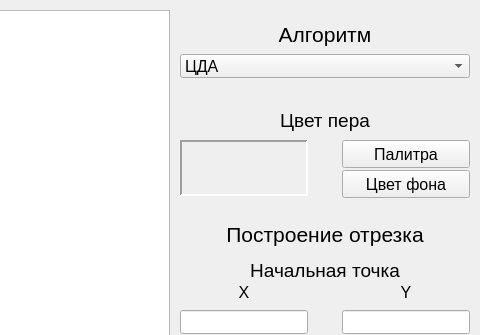
This is antsor/lab_03/mainwindow.ui in SGCube/IU7-Computer-Graphics as Qt 5 draws it before an edit; both pictures show x 480 to 960 and y 0 to 335 of the 960 by 720 pixel window. The edited form follows.
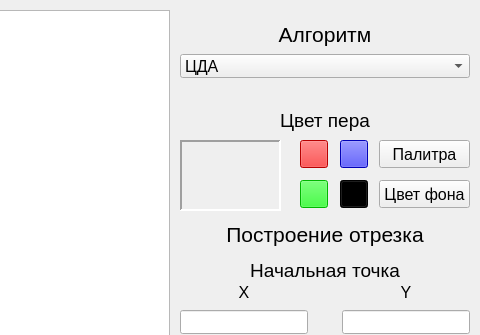
This is the edited form.

What changed in the file:
```diff
--- a/antsor/lab_03/mainwindow.ui
+++ b/antsor/lab_03/mainwindow.ui
@@ -162,8 +162,8 @@
      <rect>
       <x>660</x>
       <y>140</y>
-      <width>128</width>
-      <height>56</height>
+      <width>101</width>
+      <height>71</height>
      </rect>
     </property>
     <property name="frameShape">
@@ -185,9 +185,9 @@
    <widget class="QPushButton" name="palletteBtn">
     <property name="geometry">
      <rect>
-      <x>822</x>
+      <x>859</x>
       <y>140</y>
-      <width>128</width>
+      <width>91</width>
       <height>28</height>
      </rect>
     </property>
@@ -203,9 +203,9 @@
    <widget class="QPushButton" name="bgcolBtn">
     <property name="geometry">
      <rect>
-      <x>822</x>
-      <y>170</y>
-      <width>128</width>
+      <x>859</x>
+      <y>180</y>
+      <width>91</width>
       <height>28</height>
      </rect>
     </property>
@@ -562,6 +562,94 @@
      <string>Построить</string>
     </property>
    </widget>
+   <widget class="QPushButton" name="redBtn">
+    <property name="geometry">
+     <rect>
+      <x>780</x>
+      <y>140</y>
+      <width>28</width>
+      <height>28</height>
+     </rect>
+    </property>
+    <property name="font">
+     <font>
+      <pointsize>12</pointsize>
+     </font>
+    </property>
+    <property name="styleSheet">
+     <string notr="true">background-color: rgb(255, 0, 0);
+selection-background-color: rgb(255, 0, 0);</string>
+    </property>
+    <property name="text">
+     <string/>
+    </property>
+   </widget>
+   <widget class="QPushButton" name="blueBtn">
+    <property name="geometry">
+     <rect>
+      <x>820</x>
+      <y>140</y>
+      <width>28</width>
+      <height>28</height>
+     </rect>
+    </property>
+    <property name="font">
+     <font>
+      <pointsize>12</pointsize>
+     </font>
+    </property>
+    <property name="styleSheet">
+     <string notr="true">background-color: rgb(0, 0, 255);
+selection-background-color: rgb(0, 0, 255);</string>
+    </property>
+    <property name="text">
+     <string/>
+    </property>
+   </widget>
+   <widget class="QPushButton" name="greenBtn">
+    <property name="geometry">
+     <rect>
+      <x>780</x>
+      <y>180</y>
+      <width>28</width>
+      <height>28</height>
+     </rect>
+    </property>
+    <property name="font">
+     <font>
+      <pointsize>12</pointsize>
+     </font>
+    </property>
+    <property name="styleSheet">
+     <string notr="true">background-color: rgb(0, 255, 0);
+selection-background-color: rgb(0, 255, 0);</string>
+    </property>
+    <property name="text">
+     <string/>
+    </property>
+   </widget>
+   <widget class="QPushButton" name="blackBtn">
+    <property name="geometry">
+     <rect>
+      <x>820</x>
+      <y>180</y>
+      <width>28</width>
+      <height>28</height>
+     </rect>
+    </property>
+    <property name="font">
+     <font>
+      <pointsize>12</pointsize>
+     </font>
+    </property>
+    <property name="styleSheet">
+     <string notr="true">background-color: rgb(0, 0, 0);
+selection-background-color: rgb(0, 0, 0);</string>
+    </property>
+    <property name="text">
+     <string/>
+    </property>
+   </widget>
    <zorder>gView</zorder>
    <zorder>label</zorder>
    <zorder>clearButton</zorder>
```
Left out of the diff: 4 changed lines with no effect on the pictures.
